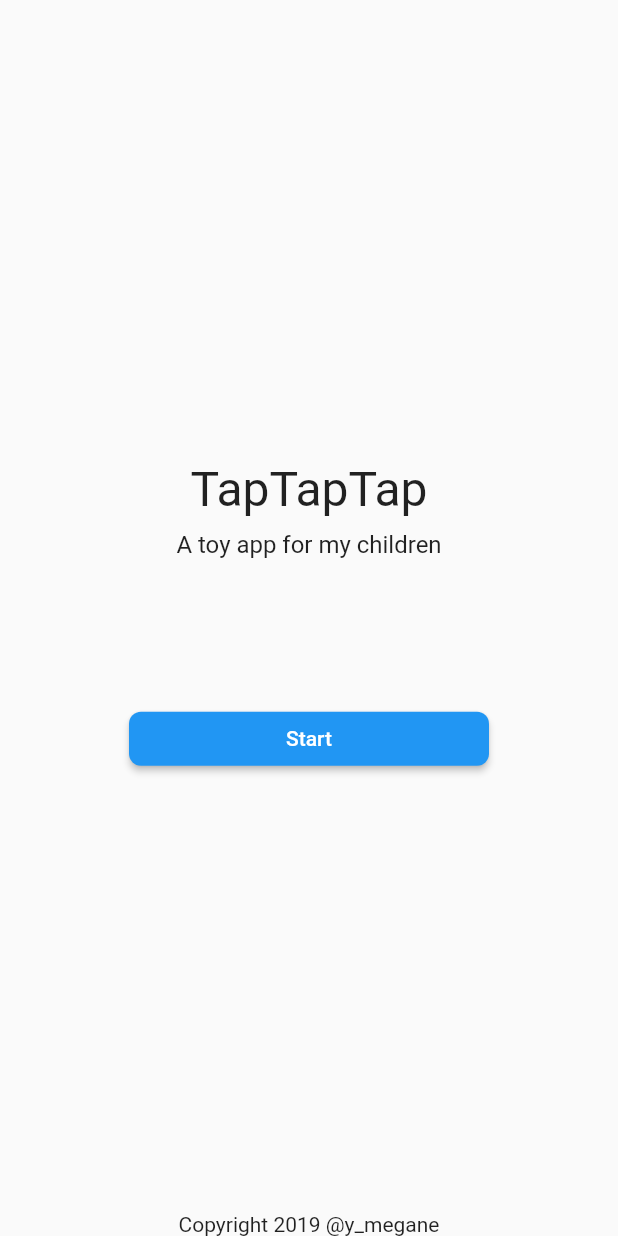
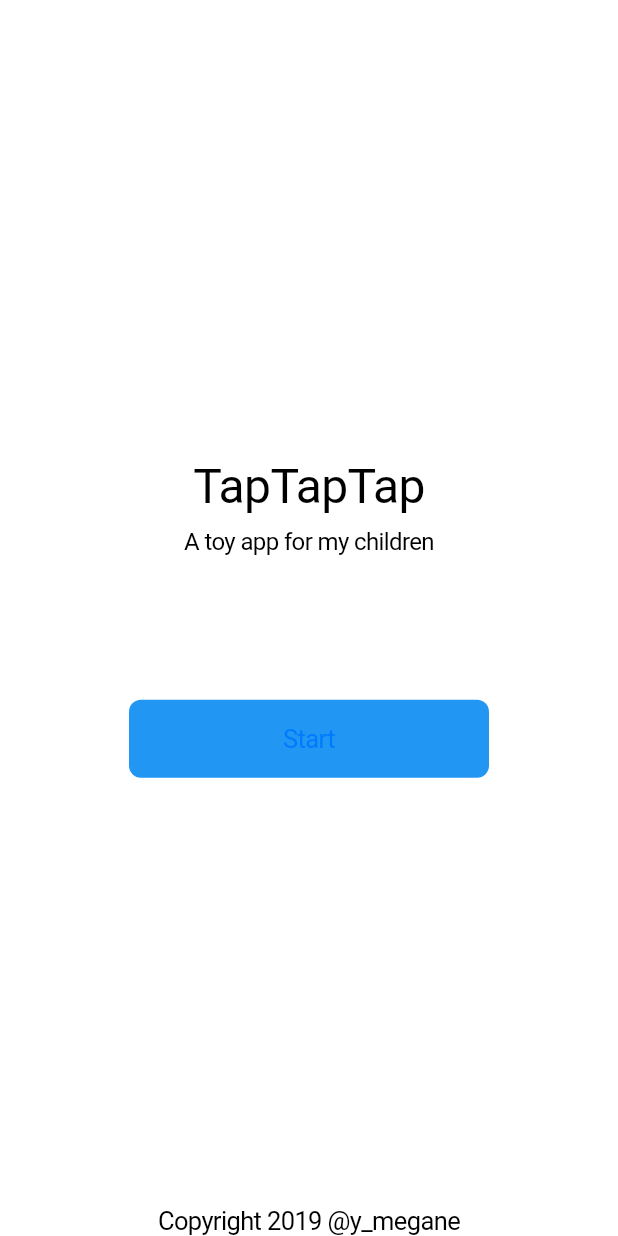
Before and after one commit to ymegane/TapTapTap2, a Flutter app: the screen it shows after launch, on a phone screen of 412 x 824 dp. Run offline on Flutter 3.47's test engine with Material 2 defaults, Android fonts, the light colour scheme and no system bars; our stand-ins replace rxdart; missing offline and left inert: bloc_provider, soundpool.

Commit message:
:+1: Use Cupertino style

```diff
--- a/lib/widget/app.dart
+++ b/lib/widget/app.dart
@@ -1,3 +1,4 @@
+import 'package:flutter/cupertino.dart';
 import 'package:flutter/material.dart';
 import 'package:taptaptap2/widget/launch_screen.dart';
 import 'package:taptaptap2/widget/playground_screen.dart';
@@ -6,15 +7,12 @@ class MyApp extends StatelessWidget {
   // This widget is the root of your application.
   @override
   Widget build(BuildContext context) {
-    return MaterialApp(
+    return CupertinoApp(
       initialRoute: '/',
       routes: <String, WidgetBuilder>{
         '/': (_) => LaunchScreen(),
-        'playground': (_) => PlaygroundScreen(),
+        '/playground': (_) => PlaygroundScreen(),
       },
-      theme: ThemeData(
-        primarySwatch: Colors.blue,
-      ),
     );
   }
 }
--- a/lib/widget/launch_screen.dart
+++ b/lib/widget/launch_screen.dart
@@ -1,10 +1,11 @@
+import 'package:flutter/cupertino.dart';
 import 'package:flutter/material.dart';
 
 class LaunchScreen extends StatelessWidget {
   @override
   Widget build(BuildContext context) {
-    return Scaffold(
-      body: SafeArea(
+    return CupertinoPageScaffold(
+      child: SafeArea(
         child: Stack(
           children: <Widget>[
             Align(
@@ -35,14 +36,9 @@ class LaunchScreen extends StatelessWidget {
                   ),
                   SizedBox(
                     width: 240,
-                    child: RaisedButton(
+                    child: CupertinoButton(
                       color: Theme.of(context).primaryColor,
-                      shape: RoundedRectangleBorder(
-                        borderRadius: const BorderRadius.all(
-                          Radius.circular(8.0),
-                        ),
-                      ),
-                      textColor: Colors.white,
+                      borderRadius: BorderRadius.circular(8.0),
                       child: const Text(
                         'Start',
                         textAlign: TextAlign.center,
@@ -68,5 +64,5 @@ class LaunchScreen extends StatelessWidget {
 }
 
 void _handleStartClick(BuildContext context) {
-  Navigator.pushReplacementNamed(context, 'playground');
+  Navigator.pushReplacementNamed(context, '/playground');
 }
```
